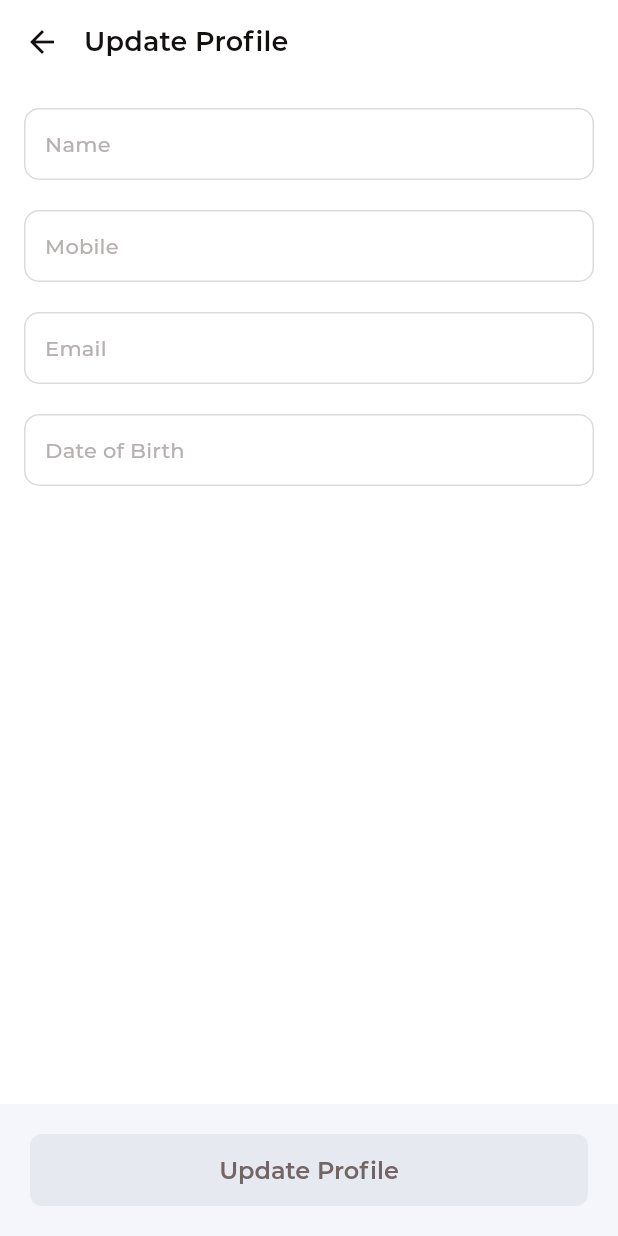
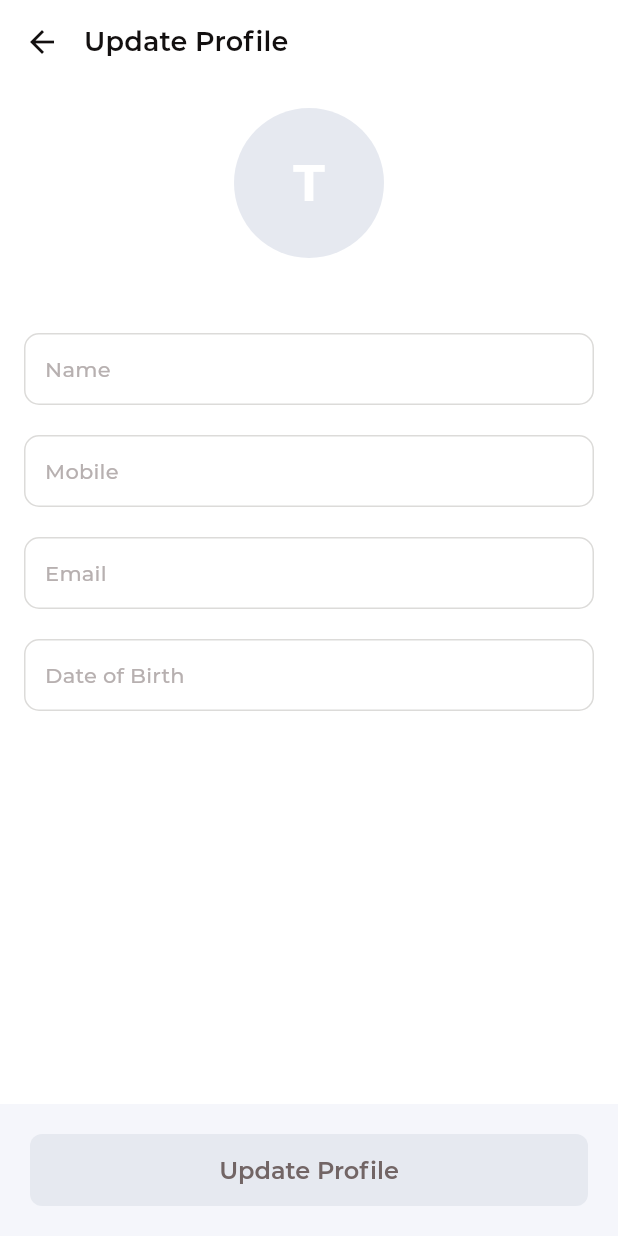
Before and after one commit to tulasireddytulasi/SpicyPickles, a Flutter app: the UpdateProfile screen opened directly, on a phone screen of 412 x 824 dp. Run offline on Flutter 3.47's test engine with Material 3 defaults, Android fonts, the phone set to English and light mode, and no system bars; our stand-ins replace bloc, cached_network_image, equatable, flutter_bloc, flutter_svg, infinite_scroll_pagination and 2 more; network calls fail.

Commit message:
add: Updated profile UI

```diff
--- a/lib/presentation/update_profile/update_profile.dart
+++ b/lib/presentation/update_profile/update_profile.dart
@@ -64,6 +64,17 @@ class _UpdateProfileState extends State<UpdateProfile> with TextFieldStyle {
               key: _profileFormKey,
               child: Column(
                 children: [
+                  CircleAvatar(
+                    radius: 50,
+                    backgroundColor: AppColors.lightBlue,
+                    child: Text(
+                      _nameController.text.isNotEmpty ? _nameController.text[0].toUpperCase() : 'T',
+                      style: context.textStyle?.headlineLarge?.copyWith(
+                        color: AppColors.white,
+                      ),
+                    ),
+                  ),
+                  SizedBox(height: 50),
                   _buildTextField(
                     controller: _nameController,
                     label: "Name",
```
